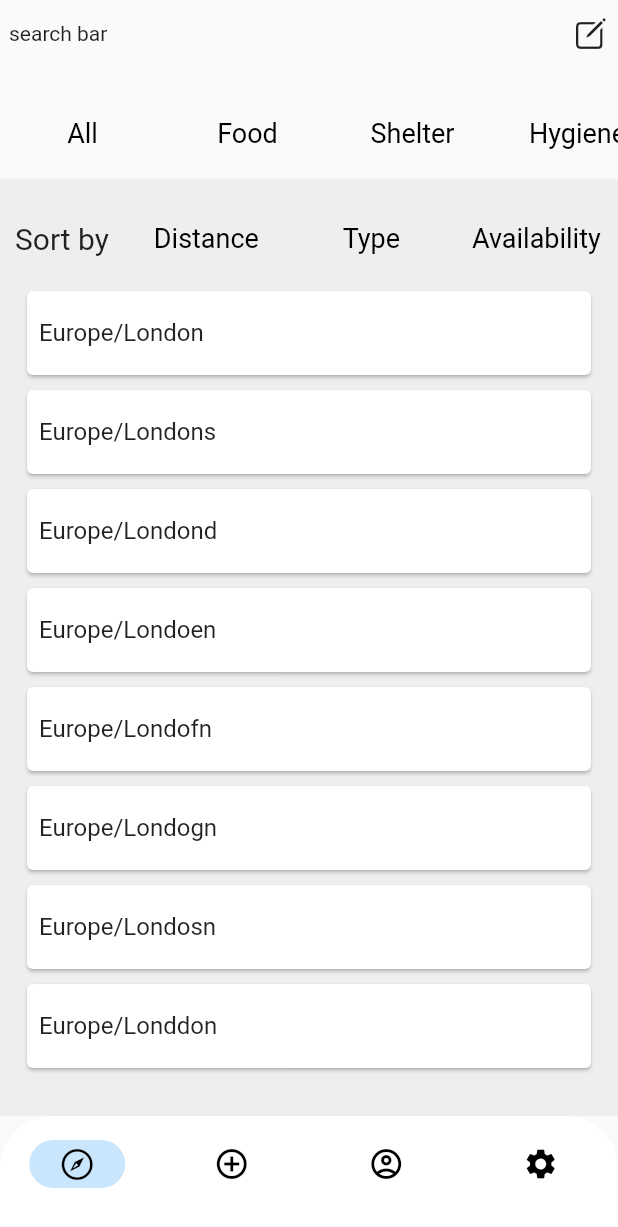
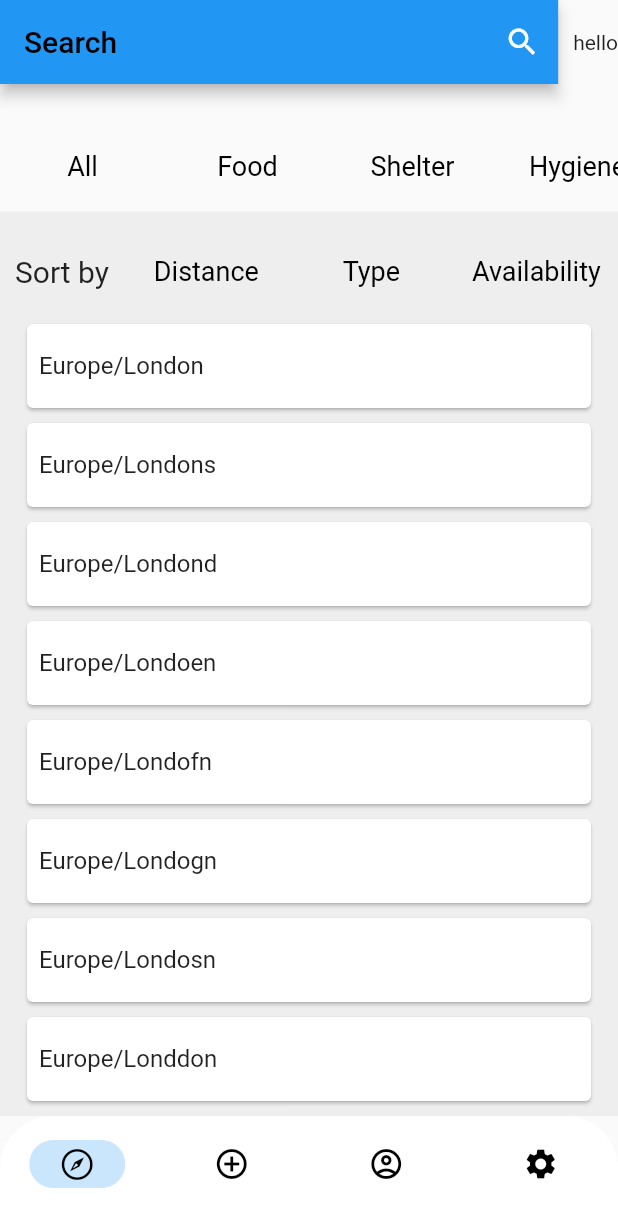
Before and after one commit to storm1486/wyam_app, a Flutter app: the screen it shows after launch, on a phone screen of 412 x 824 dp. Shown: the top 1227 px of the screen. Run offline on Flutter 3.47's test engine with Material 2 defaults, Android fonts, the phone set to English and light mode, and no system bars.

Commit message:
Created and Added Search Bar

```diff
--- a/lib/pages/home.dart
+++ b/lib/pages/home.dart
@@ -1,8 +1,9 @@
 import 'package:flutter/cupertino.dart';
 import 'package:flutter/material.dart';
-import 'package:wyam_app/services/bottomNavigator.dart';
 import 'package:wyam_app/services/choose_location.dart';
 import 'package:wyam_app/services/horizontalScroller.dart';
+
+import '../services/searchBar.dart';
 
 class Home extends StatefulWidget {
   const Home({super.key});
@@ -14,22 +15,12 @@ class Home extends StatefulWidget {
 class _HomeState extends State<Home> {
   @override
   Widget build(BuildContext context) {
-    return  const Scaffold(
+    return const Scaffold(
         body: Column(
             mainAxisAlignment: MainAxisAlignment.start,
             children: [
-               Padding(
-                padding: EdgeInsets.fromLTRB(6.0, 10.0, 6.0, 0),
-                child: Row(
-                  mainAxisAlignment: MainAxisAlignment.spaceBetween,
-                  children: [
-                    SafeArea(
-                      child:
-                      Text('search bar'),
-                    ),
-                    SafeArea(child: Icon(CupertinoIcons.square_pencil))
-                  ],
-                ),
+              SafeArea(
+                  child: Search()
               ),
                SizedBox(height: 25.0),
               // scroller feature
@@ -48,66 +39,8 @@ class _HomeState extends State<Home> {
                Expanded(
                  child: ChooseLocation(),
               ),
-
-            // Expanded(
-            //     child: BottomNavigator()
-            // ),
             ],
         ),
     );
   }
 }
-
-
-
-
-
-
-
-
-
-
-//       ListView(
-//         children: [
-//           CardItem(
-//             title: 'Item 1',
-//             details: 'Details about Item 1',
-//
-//           ),
-//           CardItem(
-//             title: 'Item 2',
-//             details: 'Details about Item 2',
-//           ),
-//           // Add more CardItem widgets as needed
-//         ],
-//       ),
-//
-//
-// class CardItem extends StatefulWidget {
-//   final String title;
-//   final String details;
-//
-//   const CardItem({super.key, required this.title, required this.details});
-//
-//   @override
-//   _CardItemState createState() => _CardItemState();
-// }
-//
-// class _CardItemState extends State<CardItem> {
-//   bool isExpanded = false;
-//
-//   @override
-//   Widget build(BuildContext context) {
-//     return Card(
-//       child: ListTile(
-//         title: Text(widget.title),
-//         onTap: () {
-//           setState(() {
-//             isExpanded = !isExpanded;
-//           });
-//         },
-//         subtitle: isExpanded ? Text(widget.details) : null,
-//       ),
-//     );
-//   }
-// }
--- a/lib/services/bottomNavigator.dart
+++ b/lib/services/bottomNavigator.dart
@@ -18,8 +18,8 @@ class _BottomNavigatorState extends State<BottomNavigator> {
   final pages = [
     Home(),
     Applications(),
-    Settings(),
     Chat(),
+    Settings()
   ];
 
   @override
--- /dev/null
+++ b/lib/services/searchBar.dart
@@ -0,0 +1,105 @@
+import 'package:flutter/material.dart';
+
+class Search extends StatefulWidget {
+  const Search({super.key});
+
+  @override
+  State<Search> createState() => _SearchState();
+}
+
+class _SearchState extends State<Search> {
+  @override
+  Widget build(BuildContext context) {
+    return Row(
+      children: [
+        Expanded(
+          child: Padding(
+            padding: const EdgeInsets.fromLTRB(0, 0, 10, 0),
+            child: AppBar(
+                  backgroundColor: Colors.blue,
+                  title:  const Text('Search', style: TextStyle(color: Colors.black),),
+                  actions: [
+                      IconButton(
+                        icon: const Icon(Icons.search),
+                        onPressed: () {
+                          showSearch(
+                              context: context,
+                              delegate: MySearchDelegate()
+                          );
+                        },
+                      ),
+                  ],
+            ),
+          ),
+        ),
+        Text('hello')
+      ],
+    );
+  }
+}
+
+class MySearchDelegate extends SearchDelegate {
+  List<String> searchResults = [
+    'Brazil',
+    'China',
+    'India',
+    'Russia',
+    'USA',
+  ];
+
+  @override
+  Widget? buildLeading(BuildContext context) =>
+      IconButton(
+          onPressed: () => close(context, null), //close search
+          icon: const Icon(Icons.arrow_back, color: Colors.black)
+      );
+
+  @override
+  List<Widget>? buildActions(BuildContext context) =>
+      [
+        IconButton(
+          onPressed: () {
+            if (query.isEmpty) {
+              close(context, null);
+            } else {
+              query = '';
+            }
+          },
+          icon: const Icon(Icons.clear),
+        )
+      ];
+
+  @override
+  Widget buildResults(BuildContext context) => Center(
+    child: Text(
+      query,
+      style: const TextStyle(fontSize: 64, fontWeight: FontWeight.bold),
+    )
+  );
+
+  @override
+  Widget buildSuggestions(BuildContext context) {
+    List<String> suggestions = searchResults.where((searchResult) {
+      final result = searchResult.toLowerCase();
+      final input = query.toLowerCase();
+
+      return result.contains(input);
+    }).toList();
+
+    return ListView.builder(
+      itemCount: suggestions.length,
+      itemBuilder: (context, index) {
+        final suggestion = suggestions[index];
+
+        return ListTile(
+          title: Text(suggestion),
+          onTap: () {
+            query = suggestion;
+
+            showResults(context);
+          },
+        );
+      },
+    );
+  }
+}
```
Also changed, not shown: lib/pages/applications.dart (+9 -1 lines), lib/pages/chat.dart (+9 -1 lines), 3 other files.
